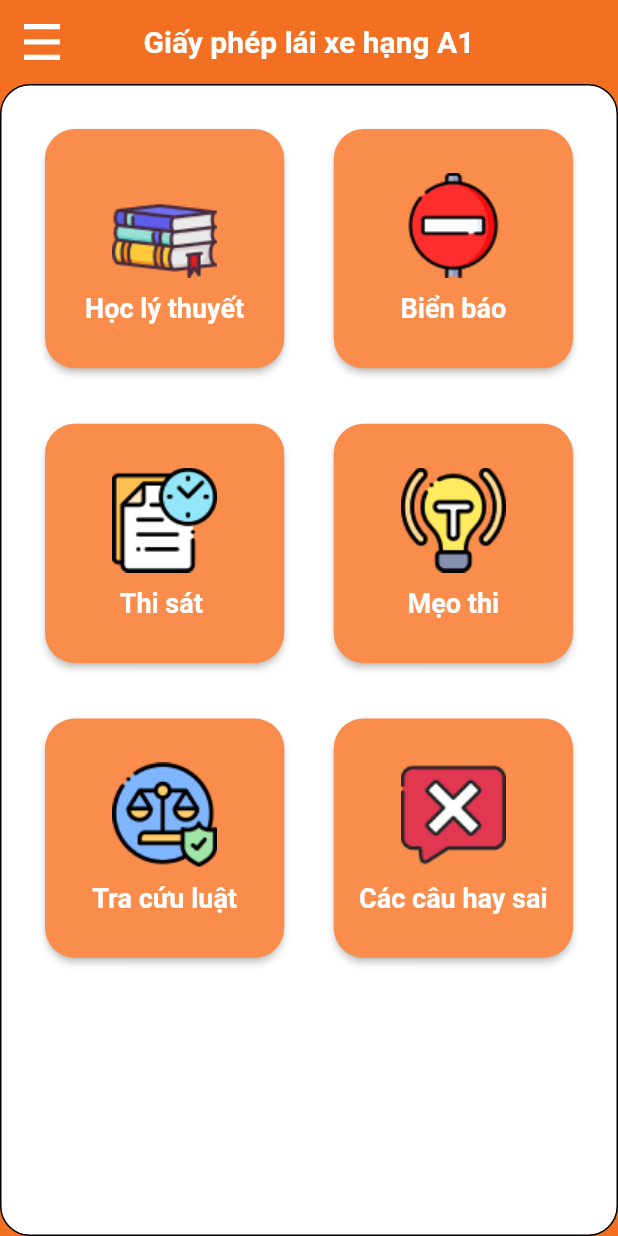
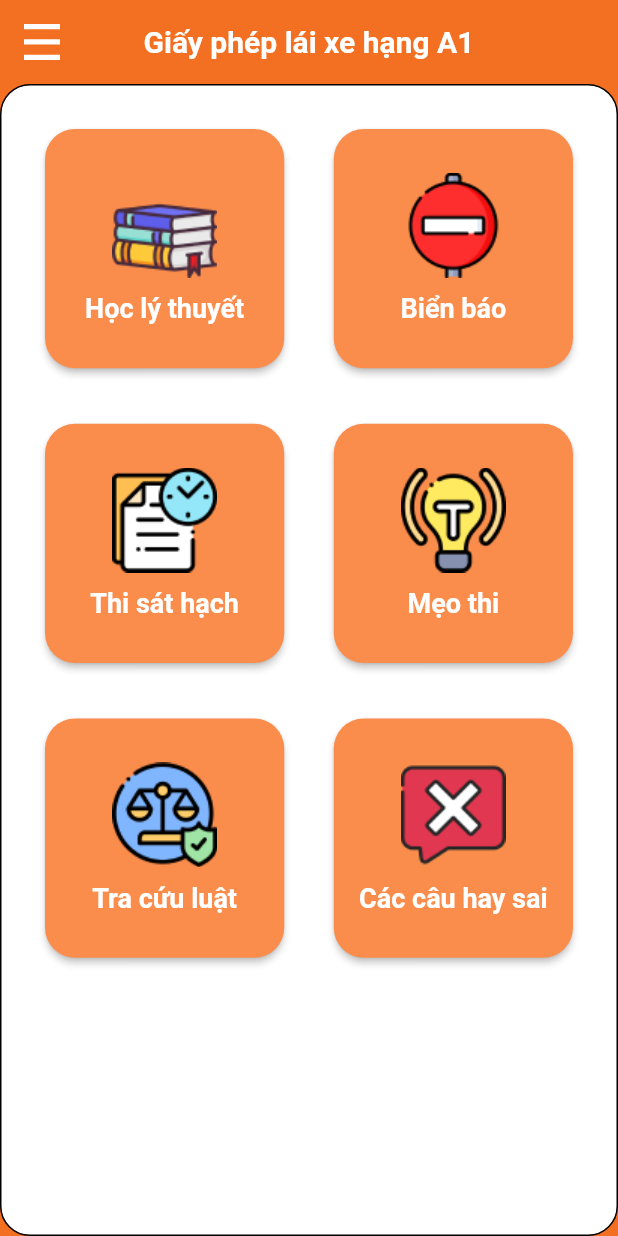
Before and after one commit to hian699/beludrive, a Flutter app: the screen it shows after launch, on a phone screen of 412 x 824 dp. Run offline on Flutter 3.47's test engine with Material 2 defaults, Android fonts, the light colour scheme and no system bars; our stand-ins replace flutter_svg; Roboto replaces fonts that are missing (Nunito).

Commit message:
change align text

```diff
--- a/lib/pages/home.dart
+++ b/lib/pages/home.dart
@@ -102,6 +102,7 @@ class _HomePageState extends State<HomePage> {
                       height: 10,
                     ),
                     const Text('Học lý thuyết',
+                      textAlign: TextAlign.center,
                       style: TextStyle(
                         fontSize: 18,
                         fontWeight: FontWeight.bold,
@@ -131,6 +132,7 @@ class _HomePageState extends State<HomePage> {
                       height: 10,
                     ),
                     const Text('Biển báo',
+                      textAlign: TextAlign.center,
                       style: TextStyle(
                           fontSize: 18,
                           fontWeight: FontWeight.bold,
@@ -159,7 +161,8 @@ class _HomePageState extends State<HomePage> {
                     const SizedBox(
                       height: 10,
                     ),
-                    const Text('Thi sát ',
+                    const Text('Thi sát hạch',
+                      textAlign: TextAlign.center,
                       style: TextStyle(
                           fontSize: 18,
                           fontWeight: FontWeight.bold,
@@ -189,6 +192,7 @@ class _HomePageState extends State<HomePage> {
                       height: 10,
                     ),
                     const Text('Mẹo thi',
+                      textAlign: TextAlign.center,
                       style: TextStyle(
                           fontSize: 18,
                           fontWeight: FontWeight.bold,
@@ -218,6 +222,7 @@ class _HomePageState extends State<HomePage> {
                       height: 10,
                     ),
                     const Text('Tra cứu luật',
+                      textAlign: TextAlign.center,
                       style: TextStyle(
                           fontSize: 18,
                           fontWeight: FontWeight.bold,
@@ -247,6 +252,7 @@ class _HomePageState extends State<HomePage> {
                       height: 10,
                     ),
                     const Text('Các câu hay sai',
+                      textAlign: TextAlign.center,
                       style: TextStyle(
                           fontSize: 18,
                           fontWeight: FontWeight.bold,
```
